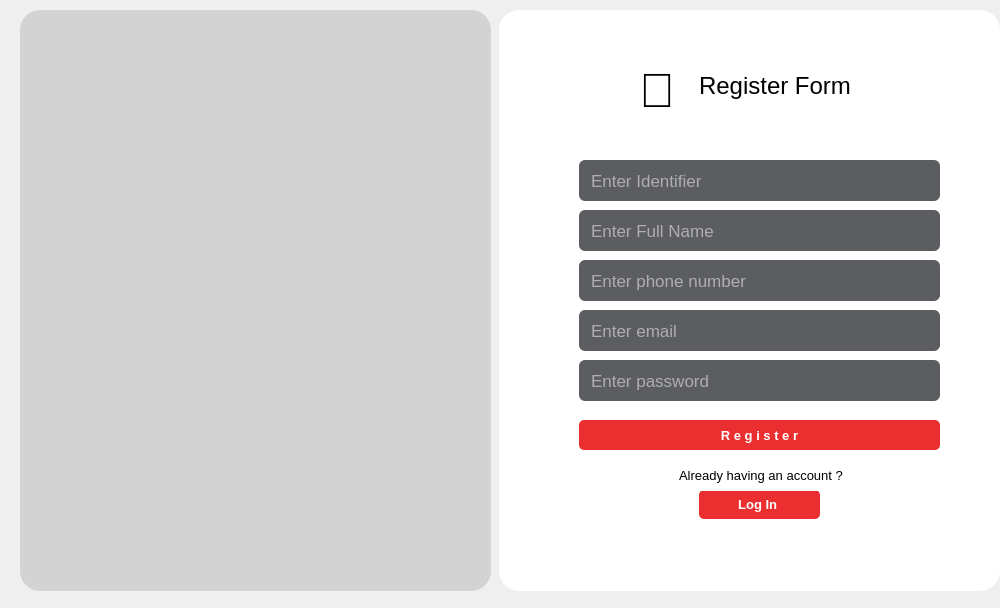
Old version of the form register-form.ui in the repository Cxuchy/Esprit-Planner-Administrator.
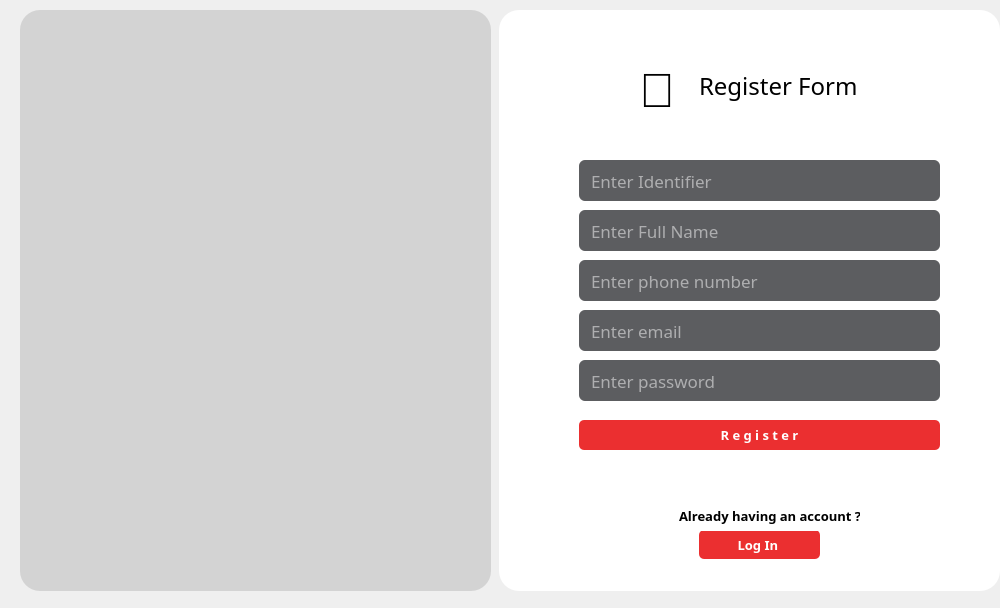
New version of the form. Icons and pictures are not drawn.

```diff
--- a/register-form.ui
+++ b/register-form.ui
@@ -37,6 +37,7 @@
     </property>
     <property name="font">
      <font>
+      <family>Sitka Text</family>
       <pointsize>13</pointsize>
      </font>
     </property>
@@ -61,6 +62,7 @@
     </property>
     <property name="font">
      <font>
+      <family>Sitka Text</family>
       <pointsize>13</pointsize>
      </font>
     </property>
@@ -88,6 +90,7 @@
     </property>
     <property name="font">
      <font>
+      <family>Sitka Text</family>
       <pointsize>10</pointsize>
       <weight>75</weight>
       <italic>false</italic>
@@ -116,13 +119,14 @@
     <property name="geometry">
      <rect>
       <x>200</x>
-      <y>480</y>
+      <y>520</y>
       <width>121</width>
       <height>29</height>
      </rect>
     </property>
     <property name="font">
      <font>
+      <family>Sitka Text</family>
       <pointsize>10</pointsize>
       <weight>75</weight>
       <bold>true</bold>
@@ -176,6 +180,7 @@
     </property>
     <property name="font">
      <font>
+      <family>Sitka Text</family>
       <pointsize>13</pointsize>
      </font>
     </property>
@@ -206,6 +211,7 @@
     </property>
     <property name="font">
      <font>
+      <family>Sitka Text</family>
       <pointsize>13</pointsize>
      </font>
     </property>
@@ -233,6 +239,7 @@
     </property>
     <property name="font">
      <font>
+      <family>Sitka Text</family>
       <pointsize>13</pointsize>
      </font>
     </property>
@@ -257,6 +264,7 @@
     </property>
     <property name="font">
      <font>
+      <family>Sitka Text</family>
       <pointsize>18</pointsize>
       <weight>50</weight>
       <italic>false</italic>
@@ -277,16 +285,17 @@
     <property name="geometry">
      <rect>
       <x>180</x>
-      <y>450</y>
+      <y>490</y>
       <width>181</width>
       <height>31</height>
      </rect>
     </property>
     <property name="font">
      <font>
+      <family>Sitka Text</family>
       <pointsize>10</pointsize>
-      <weight>50</weight>
-      <bold>false</bold>
+      <weight>75</weight>
+      <bold>true</bold>
      </font>
     </property>
     <property name="styleSheet">
```
Left out of the diff: 2 changed lines with no effect on the pictures.
